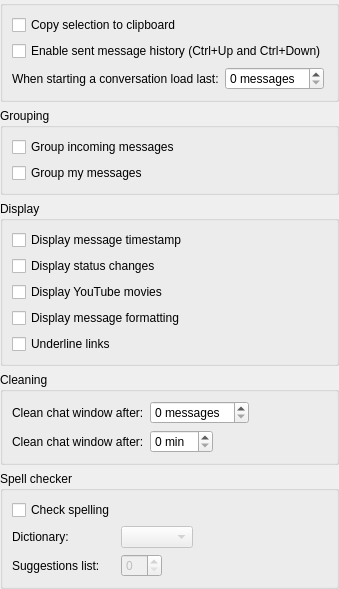
Qt form src/widgets/settingpages/ChatWindowSettings.ui (KittyIM/Client) before a commit.
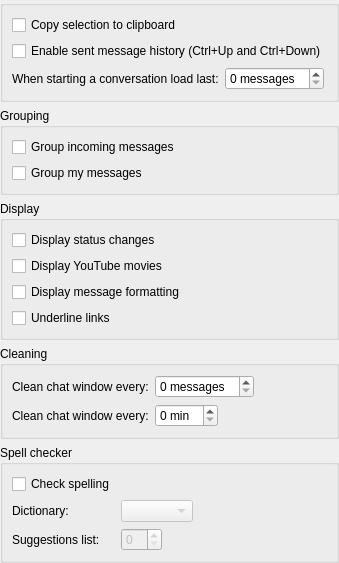
The same form after that commit. Custom widgets are drawn as their Qt base class.

Commit message: Added closing all tabs when closing chat window. Added hiding tab bar when 1 tab. Added sent messages history. Added copy selection. Cleaned up some namespace code.

```diff
--- a/src/widgets/settingpages/ChatWindowSettings.ui
+++ b/src/widgets/settingpages/ChatWindowSettings.ui
@@ -92,35 +92,31 @@
       <string>Display</string>
      </property>
      <layout class="QFormLayout">
+      <property name="fieldGrowthPolicy">
+       <enum>QFormLayout::AllNonFixedFieldsGrow</enum>
+      </property>
       <item row="0" column="0" colspan="2">
-       <widget class="QCheckBox" name="displayMessageTimestampCheckBox">
-        <property name="text">
-         <string>Display message timestamp</string>
-        </property>
-       </widget>
-      </item>
-      <item row="1" column="0" colspan="2">
        <widget class="QCheckBox" name="displayStatusChangesCheckBox">
         <property name="text">
          <string>Display status changes</string>
         </property>
        </widget>
       </item>
-      <item row="2" column="0" colspan="2">
+      <item row="1" column="0" colspan="2">
        <widget class="QCheckBox" name="displayYouTubeMessagesCheckBox">
         <property name="text">
          <string>Display YouTube movies</string>
         </property>
        </widget>
       </item>
-      <item row="3" column="0" colspan="2">
+      <item row="2" column="0" colspan="2">
        <widget class="QCheckBox" name="displayMessageFormattingCheckBox">
         <property name="text">
          <string>Display message formatting</string>
         </property>
        </widget>
       </item>
-      <item row="4" column="0" colspan="2">
+      <item row="3" column="0" colspan="2">
        <widget class="QCheckBox" name="underlineMessageLinksCheckBox">
         <property name="text">
          <string>Underline links</string>
@@ -142,14 +138,14 @@
       <item row="0" column="0">
        <widget class="QLabel" name="cleanMessagesAmountLabel">
         <property name="text">
-         <string>Clean chat window after:</string>
+         <string>Clean chat window every:</string>
         </property>
        </widget>
       </item>
       <item row="1" column="0">
        <widget class="QLabel" name="cleanMinutesAmountLabel">
         <property name="text">
-         <string>Clean chat window after:</string>
+         <string>Clean chat window every:</string>
         </property>
        </widget>
       </item>
```
The commit also changes 53 other files.
